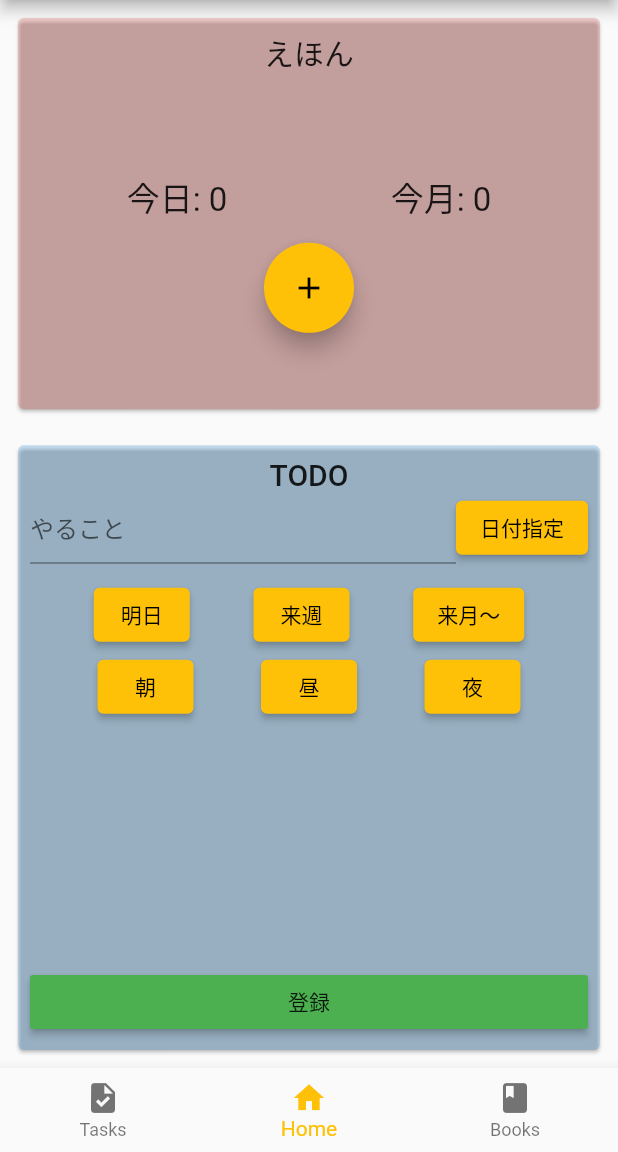
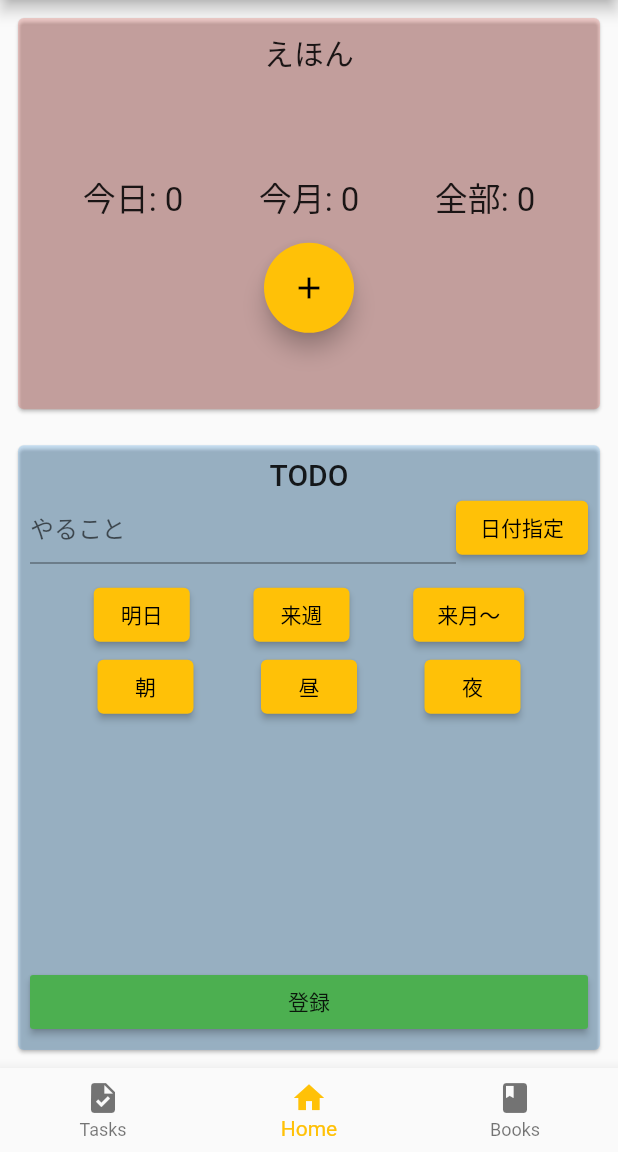
Before and after one commit to yoichiyy/ehon, a Flutter app: the HistoryPage screen opened directly, item 2 of the bottom bar chosen, after a tap on the "add" icon, on a phone screen of 412 x 824 dp, the part 84-1236 px from its top. Run offline on Flutter 3.47's test engine with Material 2 defaults, Android fonts, the light colour scheme and no system bars; our stand-ins replace cloud_firestore, firebase_core, flutter_datetime_picker, hive; accounts and stored records are empty.

Commit message:
806土曜日　質問前

```diff
--- a/lib/history_page.dart
+++ b/lib/history_page.dart
@@ -26,101 +26,101 @@ class HistoryPage extends StatelessWidget {
             ])),
         child: Column(
           crossAxisAlignment: CrossAxisAlignment.stretch,
-          children: [
-            FutureBuilder<CounterModel>(
-                future: getCounterForDay(DateTime.now()),
-                builder: (context, snapshot) {
-                  return Padding(
-                    padding: const EdgeInsets.only(top: 8.0),
-                    child: Text(
-                      "Today: ${snapshot.data?.count ?? "No book data"}",
-                      textAlign: TextAlign.center,
-                      style: TextStyle(fontSize: 22),
-                    ),
-                  );
-                }),
-            Expanded(
-              child: SafeArea(
-                child: Container(
-                  margin: const EdgeInsets.all(12.0),
-                  padding: EdgeInsets.all(12.0),
-                  decoration: BoxDecoration(
-                      borderRadius: BorderRadius.circular(10.0),
-                      border: Border.all(
-                        color: Theme.of(context).primaryColor,
-                        width: 2.0,
-                      )),
-                  child: FutureBuilder<List<CounterModel>>(
-                      future: getAllCounters(),
-                      builder: (context, snapshot) {
-                        // Check if we have DATA
-                        if (snapshot.hasData) {
-                          final listOfCounter = snapshot.data;
+          // children: [
+          //   FutureBuilder<int>(
+          //       future: getCounterForDay(DateTime.now().month, DateTime.now().day),
+          //       builder: (context, snapshot) {
+          //         return Padding(
+          //           padding: const EdgeInsets.only(top: 8.0),
+          //           child: Text(
+          //             "Today: ${snapshot.data?? "No book data"}",
+          //             textAlign: TextAlign.center,
+          //             style: TextStyle(fontSize: 22),
+          //           ),
+          //         );
+          //       }),
+          //   Expanded(
+          //     child: SafeArea(
+          //       child: Container(
+          //         margin: const EdgeInsets.all(12.0),
+          //         padding: EdgeInsets.all(12.0),
+          //         decoration: BoxDecoration(
+          //             borderRadius: BorderRadius.circular(10.0),
+          //             border: Border.all(
+          //               color: Theme.of(context).primaryColor,
+          //               width: 2.0,
+          //             )),
+          //         child: FutureBuilder<int>(
+          //             future: getCounterForAll(),
+          //             builder: (context, snapshot) {
+          //               // Check if we have DATA
+          //               if (snapshot.hasData) {
+          //                 final listOfCounter = snapshot.data;
 
-                          /// When we use a ListView, it will try to EXPAND in height
-                          /// as  much as it can
-                          ///
-                          /// SO we need to CONSTRAINT it's height by saying "Hey!  you can only have this much height"
-                          ///
-                          /// If we are inside a Column we have two options:
-                          ///
-                          /// 1. Either we　wrap the ListView with a widget that CONSTRAINTS the height
-                          /// 2. We use the "shrinkWrap" property of the ListView so that it tries to
-                          /// shrink as much as it can
-                          /// 3. We put the ListView inside an Expanded Widget that will tell the Column
-                          /// "Hey I will ocupy the REMAINING space available"
-                          return Scrollbar(
-                            isAlwaysShown: true,
-                            child: ListView.builder(
-                              /// If we don't know if the receiver is NULL or NOT NULL (this is
-                              /// seen every time  that a TYPE ends with a ? like String?) then
-                              /// we NEED to tell Dart when we are SURE that it's not null "Hey, this is NOT NULL!!!"
-                              /// See the exclamation mark at the end? That's exactly what we need to use
-                              ///
-                              /// So if we have a:
-                              /// String? name;
-                              ///
-                              /// And we want to use it inside a TEXT and we KNOW it's not null, we do:
-                              ///
-                              /// if (name != null) {
-                              ///     return Text(name!);
-                              /// }
-                              itemCount: listOfCounter!.length,
-                              itemBuilder: (context, index) {
-                                final count =
-                                    listOfCounter[index].count.toString();
-                                final day = listOfCounter[index].id;
-                                return Card(
-                                  margin: const EdgeInsets.only(
-                                    left: 12,
-                                    right: 12,
-                                    bottom: 20,
-                                  ),
-                                  child: ListTile(
-                                    title: Column(
-                                      crossAxisAlignment:
-                                          CrossAxisAlignment.start,
-                                      children: [
-                                        ListTileText(title: "Date", text: day),
-                                        ListTileText(
-                                            title: "Count", text: count),
-                                      ],
-                                    ),
-                                  ),
-                                );
-                              },
-                            ),
-                          );
-                        }
+          //                 /// When we use a ListView, it will try to EXPAND in height
+          //                 /// as  much as it can
+          //                 ///
+          //                 /// SO we need to CONSTRAINT it's height by saying "Hey!  you can only have this much height"
+          //                 ///
+          //                 /// If we are inside a Column we have two options:
+          //                 ///
+          //                 /// 1. Either we　wrap the ListView with a widget that CONSTRAINTS the height
+          //                 /// 2. We use the "shrinkWrap" property of the ListView so that it tries to
+          //                 /// shrink as much as it can
+          //                 /// 3. We put the ListView inside an Expanded Widget that will tell the Column
+          //                 /// "Hey I will ocupy the REMAINING space available"
+          //                 return Scrollbar(
+          //                   isAlwaysShown: true,
+          //                   child: ListView.builder(
+          //                     /// If we don't know if the receiver is NULL or NOT NULL (this is
+          //                     /// seen every time  that a TYPE ends with a ? like String?) then
+          //                     /// we NEED to tell Dart when we are SURE that it's not null "Hey, this is NOT NULL!!!"
+          //                     /// See the exclamation mark at the end? That's exactly what we need to use
+          //                     ///
+          //                     /// So if we have a:
+          //                     /// String? name;
+          //                     ///
+          //                     /// And we want to use it inside a TEXT and we KNOW it's not null, we do:
+          //                     ///
+          //                     /// if (name != null) {
+          //                     ///     return Text(name!);
+          //                     /// }
+          //                     itemCount: listOfCounter!.length,
+          //                     itemBuilder: (context, index) {
+          //                       final count =
+          //                           listOfCounter[index].count.toString();
+          //                       final day = listOfCounter[index].id;
+          //                       return Card(
+          //                         margin: const EdgeInsets.only(
+          //                           left: 12,
+          //                           right: 12,
+          //                           bottom: 20,
+          //                         ),
+          //                         child: ListTile(
+          //                           title: Column(
+          //                             crossAxisAlignment:
+          //                                 CrossAxisAlignment.start,
+          //                             children: [
+          //                               ListTileText(title: "Date", text: day),
+          //                               ListTileText(
+          //                                   title: "Count", text: count),
+          //                             ],
+          //                           ),
+          //                         ),
+          //                       );
+          //                     },
+          //                   ),
+          //                 );
+          //               }
 
-                        return const Center(
-                          child: Text("We have no data :("),
-                        );
-                      }),
-                ),
-              ),
-            )
-          ],
+          //               return const Center(
+          //                 child: Text("We have no data :("),
+          //               );
+          //             }),
+          //       ),
+          //     ),
+          //   )
+          // ],
         ),
       ),
     );
--- a/lib/home_page.dart
+++ b/lib/home_page.dart
@@ -20,14 +20,13 @@ class _MyHomePageState extends State<MyHomePage> {
   final GlobalKey<FormState> _formKey = GlobalKey<FormState>();
 
   // final _controller = TextEditingController();
-
-  int countToday = 0;
-  void _incrementCounter() async {
-    await addCounter(DateTime.now());
-    setState(() {
-      countToday++;
-    });
-  }
+  // int countToday = 0;
+  // void _incrementCounter() async {
+  //   await addCounter(DateTime.now());
+  //   setState(() {
+  //     countToday++;
+  //   });
+  // }
 
   @override
   Widget build(BuildContext context) {
@@ -77,13 +76,14 @@ class _MyHomePageState extends State<MyHomePage> {
           Expanded(
             child: Container(
               margin: const EdgeInsets.all(4),
-              child: FutureBuilder<CounterModel>(
-                  future: getCounterForDay(DateTime.now()),
+              child: FutureBuilder<int>(
+                  future: getCounterForDay(DateTime.now().year,
+                      DateTime.now().month, DateTime.now().day),
                   builder: (context, snapshot) {
                     return Padding(
                       padding: const EdgeInsets.only(top: 8.0),
                       child: Text(
-                        "今日: ${snapshot.data?.count}",
+                        "今日: ${snapshot.data}",
                         // "Today: ${snapshot.data?.bookTitles?.join(", ") ?? "No book data"}",
                         textAlign: TextAlign.center,
                         style: const TextStyle(fontSize: 22),
@@ -97,15 +97,35 @@ class _MyHomePageState extends State<MyHomePage> {
             child: Container(
               margin: const EdgeInsets.all(4),
               child: FutureBuilder<int>(
+                // future: getCounterForDay(DateTime.now()),
+                future: getCounterForMonth(
+                    //ここで、DEBUGしても、yearとmonthは確認できないんだろうか。FQ：
+                    DateTime.now().year,
+                    DateTime.now().month),
+                builder: (context, snapshot) {
+                  return Padding(
+                    padding: const EdgeInsets.only(top: 8.0),
+                    child: Text(
+                      "今月: ${snapshot.data}",
+                      textAlign: TextAlign.center,
+                      style: const TextStyle(fontSize: 22),
+                    ),
+                  );
+                },
+              ),
+            ),
+          ),
+          Expanded(
+            child: Container(
+              margin: const EdgeInsets.all(4),
+              child: FutureBuilder<int>(
                   // future: getCounterForDay(DateTime.now()),
-                  future: getCounterForMonth(
-                      DateTime.now().month, DateTime.now().year),
+                  future: getCounterForAll(),
                   builder: (context, snapshot) {
                     return Padding(
                       padding: const EdgeInsets.only(top: 8.0),
                       child: Text(
-                        "今月: ${snapshot.data}",
-                        // "Today: ${snapshot.data?.bookTitles?.join(", ") ?? "No book data"}",
+                        "全部: ${snapshot.data}",
                         textAlign: TextAlign.center,
                         style: const TextStyle(fontSize: 22),
                       ),
@@ -126,12 +146,13 @@ class _MyHomePageState extends State<MyHomePage> {
         onPressed: () async {
           debugPrint("ehonカウント送信 to Fire");
           await FirebaseFirestore.instance
-              .collection('ehoncount') // コレクションID指定
+              .collection('ehoncount')
               .doc() // ドキュメントID自動生成
               .set({
-            // 'count': , //stringを送る
-            'ehon_id': DateTime.now()
-            // " ${DateTime.now().year}${DateTime.now().month}${DateTime.now().day}plus"
+            'ehon_year': "${DateTime.now().year}",
+            'ehon_month': "${DateTime.now().month}",
+            'ehon_date': "${DateTime.now().day}",
+            'ehon_pm': "plus"
           });
           // _incrementCounter(); hive
         },
@@ -141,14 +162,12 @@ class _MyHomePageState extends State<MyHomePage> {
       ),
     );
   }
-
   // @override
   // void dispose() {
   //   // Clean up the controller when the widget is disposed.
   //   _controller.dispose();
   //   super.dispose();
   // }
-
 }
 
 class TaskCard extends StatefulWidget {
--- a/lib/models/database_provider.dart
+++ b/lib/models/database_provider.dart
@@ -5,68 +5,96 @@ import 'package:counter/models/task_model.dart';
 import 'package:hive/hive.dart';
 import 'package:flutter/material.dart';
 
-// firebaseのコード
-Future<int> getCounterForMonth(int month, int year) async {
+// 月の冊数カウント
+Future<int> getCounterForMonth(int year, int month) async {
   final _store = FirebaseFirestore.instance;
-  var monthData = await _store.collection('ehoncount').get();
-  //  .where('yearMonth', isEqualTo: year&month).get();
+  //FQ：これらの違いは？getとsnapshot。getは非同期futureで、
+  //snapshotsはstream。リアルタイムデータ取得ということでOK？
+  //どういうときにfutureを使い、どういうときにsnapshots?
+  var ehonData = await _store.collection('ehoncount').get();
+  var ahonData = _store.collection('ehoncount').snapshots();
+
+  //すべての絵本データのカウント：FQ：ehonDataの正体？ getで得たものはなにか？→snapshotを得たとある。snapshotとは？
+  var countAll = ehonData.docs.length;
+  //今月分だけを取得しようとしている。
+  var monthData = await _store
+      .collection('ehoncount')
+      .where('ehon_year', isEqualTo: year)
+      .where('ehon_month', isEqualTo: month)
+      .get();
+
+  var countMonth = monthData.docs.length;
+  return countMonth;
+//Kboyさんとのセッション。stampをStringとして表示させること＋QUERYの書き方
   //https://stackoverflow.com/questions/54014679/return-type-of-timestamp-from-firestore-and-comparing-to-datetime-now-in-flutt
   //firebase firestore timestamp greater than flutter
   //https://flutter.ctrnost.com/basic/interactive/form/datapicker/
-  var countMonthly = monthData.docs.length;
-  return countMonthly;
+}
+
+// 日の冊数カウント
+Future<int> getCounterForDay(int year, int month, int day) async {
+  final _store = FirebaseFirestore.instance;
+  var dayData = await _store
+      .collection('ehoncount')
+      .where('ehon_year', isEqualTo: year)
+      .where('ehon_month', isEqualTo: month)
+      .where('ehon_day', isEqualTo: day)
+      .get();
+  var countDay = dayData.docs.length;
+  return countDay;
+}
+
+//　全冊数のカウント
+Future<int> getCounterForAll() async {
+  final _store = FirebaseFirestore.instance;
+  var allData = await _store.collection('ehoncount').get();
+  var countAll = allData.docs.length;
+  return countAll;
 }
 
 //hiveのコード
 // Future<int> getCounterForMonth(int month, int year) async {
 //   var box = await Hive.openBox<CounterModel>(hiveCounterBoxName);
 //   final values = box.values.toList();
-
 //   var count = 0;
-
 //   for (var counter in values) {
 //     final date = getDateFromId(counter.id);
-
 //     if (date.month == month && date.year == year) {
 //       count += counter.count;
 //     }
 //   }
-
 //   return count;
 // }
 
-Future<CounterModel> getCounterForDay(DateTime date) async {
-//
+// Future<CounterModel> getCounterForDay(DateTime date) async {
+// //hiveのcode
+//   var box = await Hive.openBox<CounterModel>(hiveCounterBoxName);
+//   final id = getIdFromDate(date);
+//   CounterModel? currentModel = box.get(id);
+//   return currentModel ?? CounterModel(count: 0, id: getIdFromDate(date));
+// }
 
-//hiveのcode
-  var box = await Hive.openBox<CounterModel>(hiveCounterBoxName);
-  final id = getIdFromDate(date);
-  CounterModel? currentModel = box.get(id);
-  return currentModel ?? CounterModel(count: 0, id: getIdFromDate(date));
-}
+// Future<List<CounterModel>> getAllCounters() async {
+//   var box = await Hive.openBox<CounterModel>(hiveCounterBoxName);
+//   return box.values.toList();
+//   //final counterModel = CounterModel(id: "16-3-2022", count: 12);
+//   //return List.filled(200, counterModel);
+// }
 
-Future<List<CounterModel>> getAllCounters() async {
-  var box = await Hive.openBox<CounterModel>(hiveCounterBoxName);
-  return box.values.toList();
-  //final counterModel = CounterModel(id: "16-3-2022", count: 12);
-  //return List.filled(200, counterModel);
-}
-
-Future<int> addCounter(DateTime date) async {
-  //firebase
-
-  //hive original code
-  var box = await Hive.openBox<CounterModel>(hiveCounterBoxName);
-  final CounterModel currentCounter = await getCounterForDay(date);
-  final updatedCounter = (currentCounter.count) + 1;
-
-  final counterModel = CounterModel(
-    count: updatedCounter,
-    id: currentCounter.id,
-  );
-  box.put(counterModel.key ?? counterModel.id, counterModel);
-  return updatedCounter;
-}
+// // Future<int> addCounter(DateTime date) async {
+//   // firebase
+//   //hive original code
+//   var box = await Hive.openBox<CounterModel>(hiveCounterBoxName);
+//   final CounterModel currentCounter =
+//       await getCounterForDay(DateTime.now().month, DateTime.now().day);
+//   final updatedCounter = (currentCounter.count) + 1;
+//   final counterModel = CounterModel(
+//     count: updatedCounter,
+//     id: currentCounter.id,
+//   );
+//   box.put(counterModel.key ?? counterModel.id, counterModel);
+//   return updatedCounter;
+// }
 
 String getIdFromDate(DateTime date) {
   return "${date.day}-${date.month}-${date.year}";
```
